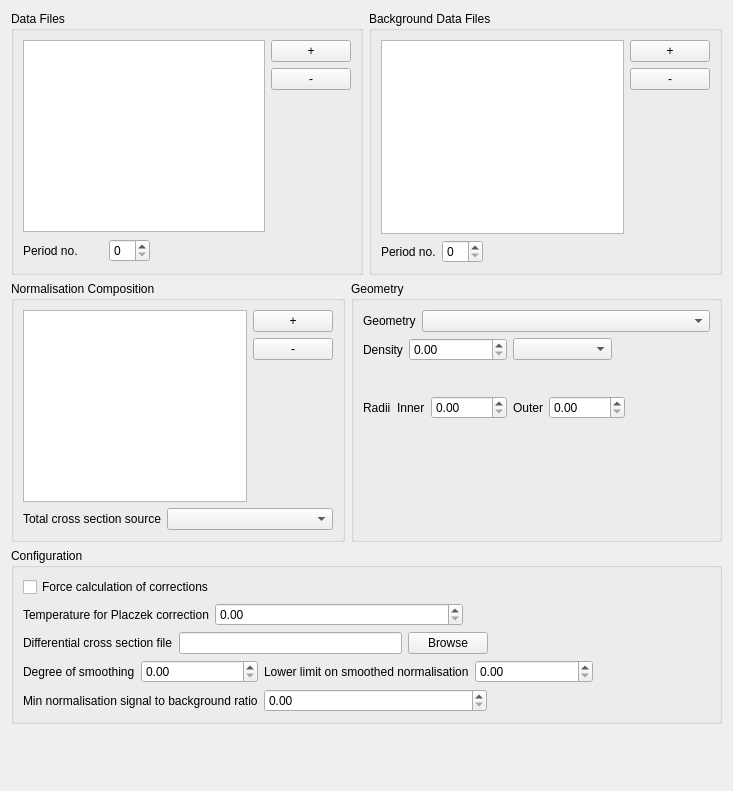
This is src/gui/widgets/ui_files/normalisationWidget.ui in disorderedmaterials/GudPy as Qt 5 draws it before an edit. The edited form follows.
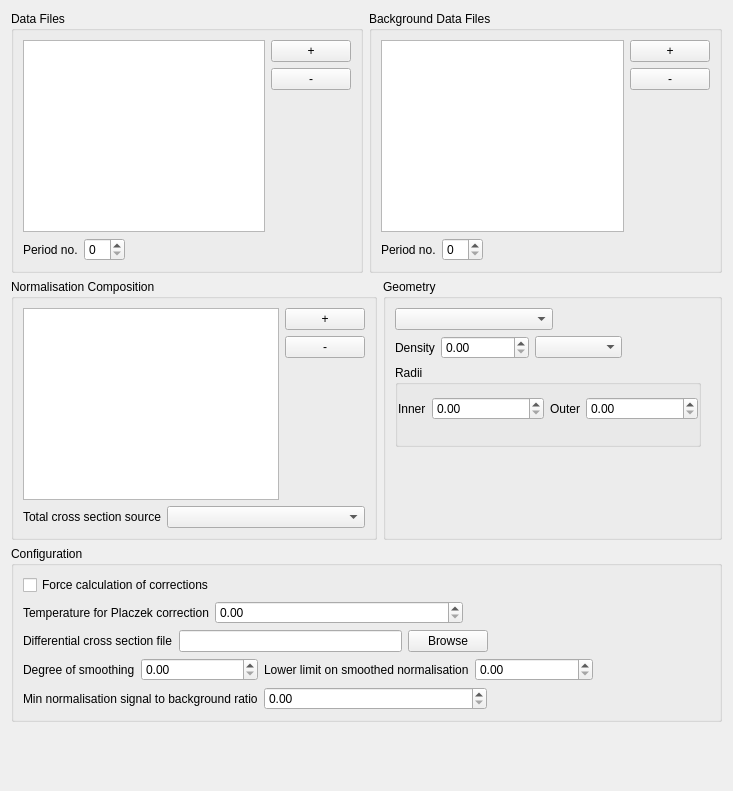
This is the edited form. The open tabs and pages were chosen to show the change. Custom widgets are drawn as their Qt base class.

Commit message: feat: sub group for thickness/radii.

Patch:
```diff
--- a/src/gui/widgets/ui_files/normalisationWidget.ui
+++ b/src/gui/widgets/ui_files/normalisationWidget.ui
@@ -44,6 +44,12 @@
          <layout class="QVBoxLayout" name="verticalLayout_2">
           <item>
            <widget class="QListWidget" name="dataFilesList">
+            <property name="sizePolicy">
+             <sizepolicy hsizetype="Preferred" vsizetype="Minimum">
+              <horstretch>0</horstretch>
+              <verstretch>0</verstretch>
+             </sizepolicy>
+            </property>
             <property name="minimumSize">
              <size>
               <width>0</width>
@@ -56,10 +62,16 @@
            <layout class="QHBoxLayout" name="horizontalLayout">
             <item>
              <widget class="QLabel" name="periodNoLabel">
+              <property name="sizePolicy">
+               <sizepolicy hsizetype="Minimum" vsizetype="Preferred">
+                <horstretch>0</horstretch>
+                <verstretch>0</verstretch>
+               </sizepolicy>
+              </property>
               <property name="minimumSize">
                <size>
-                <width>80</width>
-                <height>25</height>
+                <width>0</width>
+                <height>0</height>
                </size>
               </property>
               <property name="maximumSize">
@@ -161,6 +173,12 @@
          <layout class="QVBoxLayout" name="verticalLayout_3">
           <item>
            <widget class="QListWidget" name="backgroundDataFilesList">
+            <property name="sizePolicy">
+             <sizepolicy hsizetype="Preferred" vsizetype="Minimum">
+              <horstretch>0</horstretch>
+              <verstretch>0</verstretch>
+             </sizepolicy>
+            </property>
             <property name="minimumSize">
              <size>
               <width>0</width>
@@ -259,7 +277,7 @@
     </layout>
    </item>
    <item>
-    <layout class="QHBoxLayout" name="horizontalLayout_17">
+    <layout class="QHBoxLayout" name="horizontalLayout_18">
      <item>
       <widget class="QGroupBox" name="sampleCompositionGroupBox">
        <property name="sizePolicy">
@@ -400,13 +418,6 @@
        <layout class="QVBoxLayout" name="verticalLayout_6">
         <item>
          <layout class="QHBoxLayout" name="horizontalLayout_8">
-          <item>
-           <widget class="QLabel" name="geometryLabel">
-            <property name="text">
-             <string>Geometry</string>
-            </property>
-           </widget>
-          </item>
           <item>
            <widget class="QComboBox" name="geometryComboBox">
             <property name="sizePolicy">
@@ -423,12 +434,31 @@
             </property>
            </widget>
           </item>
+          <item>
+           <spacer name="horizontalSpacer_5">
+            <property name="orientation">
+             <enum>Qt::Horizontal</enum>
+            </property>
+            <property name="sizeHint" stdset="0">
+             <size>
+              <width>40</width>
+              <height>20</height>
+             </size>
+            </property>
+           </spacer>
+          </item>
          </layout>
         </item>
         <item>
          <layout class="QHBoxLayout" name="horizontalLayout_9">
           <item>
            <widget class="QLabel" name="densityLabel">
+            <property name="sizePolicy">
+             <sizepolicy hsizetype="Fixed" vsizetype="Preferred">
+              <horstretch>0</horstretch>
+              <verstretch>0</verstretch>
+             </sizepolicy>
+            </property>
             <property name="maximumSize">
              <size>
               <width>16777215</width>
@@ -522,28 +552,24 @@
              <number>0</number>
             </property>
             <item>
-             <widget class="QLabel" name="thicknessLabel">
-              <property name="sizePolicy">
-               <sizepolicy hsizetype="Expanding" vsizetype="Minimum">
-                <horstretch>0</horstretch>
-                <verstretch>0</verstretch>
-               </sizepolicy>
+             <widget class="QGroupBox" name="groupBox">
+              <property name="title">
+               <string>Thickness</string>
               </property>
-              <property name="maximumSize">
-               <size>
-                <width>16777215</width>
-                <height>16777215</height>
-               </size>
-              </property>
-              <property name="text">
-               <string>Thickness:</string>
-              </property>
-             </widget>
-            </item>
+              <layout class="QHBoxLayout" name="horizontalLayout_15">
+               <property name="leftMargin">
+                <number>0</number>
+               </property>
+               <property name="topMargin">
+                <number>0</number>
+               </property>
+               <property name="rightMargin">
+                <number>0</number>
+               </property>
             <item>
              <widget class="QLabel" name="upstreamLabel">
               <property name="sizePolicy">
-               <sizepolicy hsizetype="Preferred" vsizetype="Minimum">
+                  <sizepolicy hsizetype="Minimum" vsizetype="Minimum">
                 <horstretch>0</horstretch>
                 <verstretch>0</verstretch>
                </sizepolicy>
@@ -578,14 +604,14 @@
             <item>
              <widget class="QLabel" name="downstreamLabel">
               <property name="sizePolicy">
-               <sizepolicy hsizetype="Preferred" vsizetype="Minimum">
+                  <sizepolicy hsizetype="Minimum" vsizetype="Minimum">
                 <horstretch>0</horstretch>
                 <verstretch>0</verstretch>
                </sizepolicy>
               </property>
               <property name="minimumSize">
                <size>
-                <width>90</width>
+                   <width>0</width>
                 <height>0</height>
                </size>
               </property>
@@ -618,6 +644,9 @@
             </item>
            </layout>
           </widget>
+            </item>
+           </layout>
+          </widget>
           <widget class="QWidget" name="page_4">
            <layout class="QHBoxLayout" name="horizontalLayout_3">
             <property name="leftMargin">
@@ -630,22 +659,27 @@
              <number>0</number>
             </property>
             <item>
-             <widget class="QLabel" name="radiiLabel">
-              <property name="sizePolicy">
-               <sizepolicy hsizetype="Preferred" vsizetype="Minimum">
-                <horstretch>0</horstretch>
-                <verstretch>0</verstretch>
-               </sizepolicy>
-              </property>
-              <property name="text">
+             <widget class="QGroupBox" name="groupBox_2">
+              <property name="title">
                <string>Radii</string>
               </property>
-             </widget>
-            </item>
+              <layout class="QHBoxLayout" name="horizontalLayout_17">
+               <property name="leftMargin">
+                <number>0</number>
+               </property>
+               <property name="topMargin">
+                <number>0</number>
+               </property>
+               <property name="rightMargin">
+                <number>0</number>
+               </property>
+               <property name="bottomMargin">
+                <number>12</number>
+               </property>
             <item>
              <widget class="QLabel" name="innerRadiiLabel">
               <property name="sizePolicy">
-               <sizepolicy hsizetype="Preferred" vsizetype="Minimum">
+                  <sizepolicy hsizetype="Minimum" vsizetype="Minimum">
                 <horstretch>0</horstretch>
                 <verstretch>0</verstretch>
                </sizepolicy>
@@ -667,6 +701,12 @@
             </item>
             <item>
              <widget class="QLabel" name="outerRadiiLabel">
+                 <property name="sizePolicy">
+                  <sizepolicy hsizetype="Maximum" vsizetype="Preferred">
+                   <horstretch>0</horstretch>
+                   <verstretch>0</verstretch>
+                  </sizepolicy>
+                 </property>
               <property name="text">
                <string>Outer</string>
               </property>
@@ -682,18 +722,8 @@
               </property>
              </widget>
             </item>
-            <item>
-             <spacer name="horizontalSpacer_4">
-              <property name="orientation">
-               <enum>Qt::Horizontal</enum>
-              </property>
-              <property name="sizeHint" stdset="0">
-               <size>
-                <width>40</width>
-                <height>20</height>
-               </size>
-              </property>
-             </spacer>
+              </layout>
+             </widget>
             </item>
            </layout>
           </widget>
```
Lines whose indentation alone changed are shown as unchanged.
